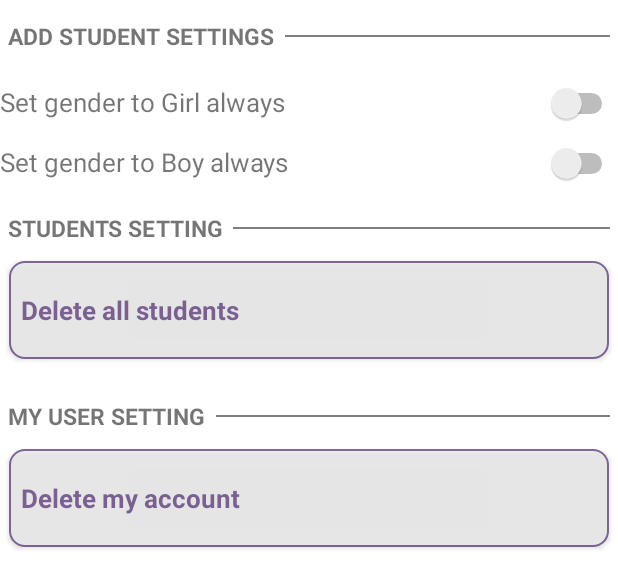
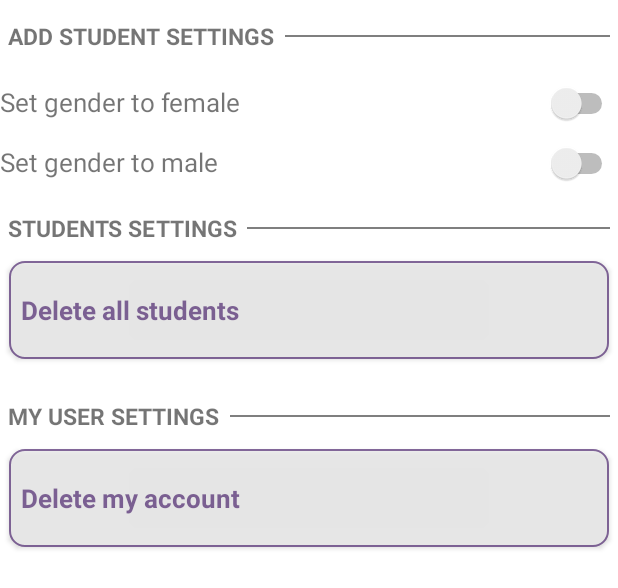
Before and after one commit to sagiK11/Fitness-Badge-Android, an Android app: the layout activity_setting.xml on its own in the app's theme, with its tools: preview values and no code run, on a phone screen of 412 x 824 dp. Shown: the top 588 px of the screen. Run offline under Robolectric (Android 15) with nearby library versions, the phone set to English and light mode, and no system bars; plain views replace Button.

Commit message:
update: strings.xml

```diff
--- a/app/src/main/res/values/strings.xml
+++ b/app/src/main/res/values/strings.xml
@@ -141,24 +141,24 @@
     <string name="register">Register!</string>
     <string name="email">Email</string>
     <string name="password">Password</string>
-    <string name="login">Login!</string>
-    <string name="dont_have_account">New User</string>
+    <string name="login">LOGIN</string>
+    <string name="dont_have_account">NEW USER</string>
     <string name="sign_up">Sign up!</string>
     <string name="sign_up_screen">Sign up</string>
     <string name="login_screen">Login</string>
     <string name="input_error">Input Error here</string>
-    <string name="forgot_password">Forgot my password</string>
+    <string name="forgot_password">forgot my password</string>
     <string name="check_your_email">Check Your Email</string>
     <string name="wrong_email">Wrong Email</string>
     <string name="fill_email_field">Fill Email Field Please</string>
     <string name="at_least_seven_chars">At Least 6 Chars</string>
-    <string name="password_guide">Password Must contain at least 7 chars.</string>
+    <string name="password_guide">password must contain at least 7 characters.</string>
     <string name="full_name">Full Name</string>
     <string name="sign_out">Sign Out</string>
-    <string name="gender_to_always_girls">Set gender to Girl always</string>
-    <string name="gender_to_always_boys">Set gender to Boy always</string>
+    <string name="gender_to_always_girls">Set gender to female</string>
+    <string name="gender_to_always_boys">Set gender to male</string>
     <string name="add_student_setting">Add Student Settings</string>
-    <string name="students_setting">Students Setting</string>
+    <string name="students_setting">Students Settings</string>
     <string name="exit_question">Are you sure you wish to exit?</string>
     <string name="student_details">Personal Details</string>
     <string name="student_scores">Scores</string>
@@ -166,7 +166,7 @@
     <string name="please_enter_student_class">Please enter student class</string>
     <string name="invalid_input">Invalid Input</string>
     <string name="gender_error">Please enter student gender</string>
-    <string name="user_setting">My user setting</string>
+    <string name="user_setting">My user settings</string>
     <string name="delete_user">Delete my account</string>
     <string name="delete_account_question">Are you sure you want to delete this account?</string>
     <string name="farewell_user">Sad to see you leaving..</string>
```
Also changed, not shown: 1 other file.
